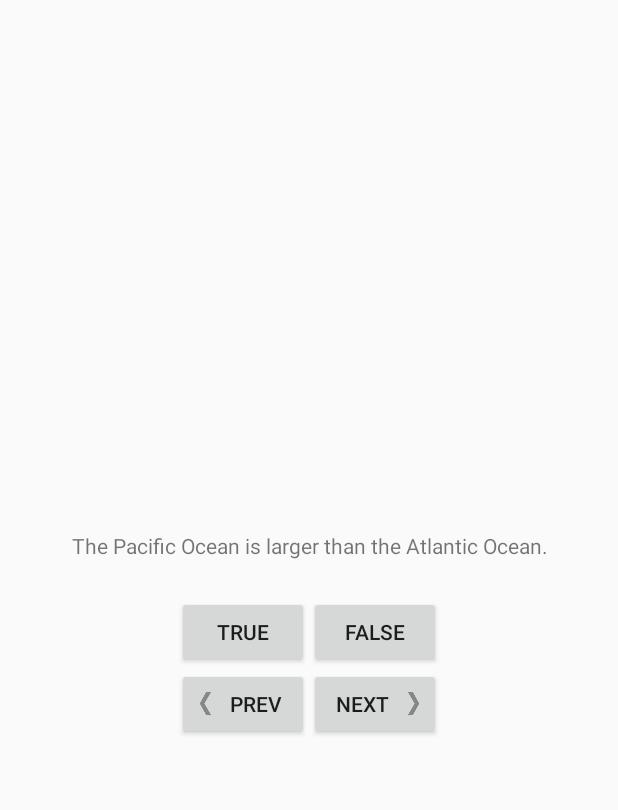
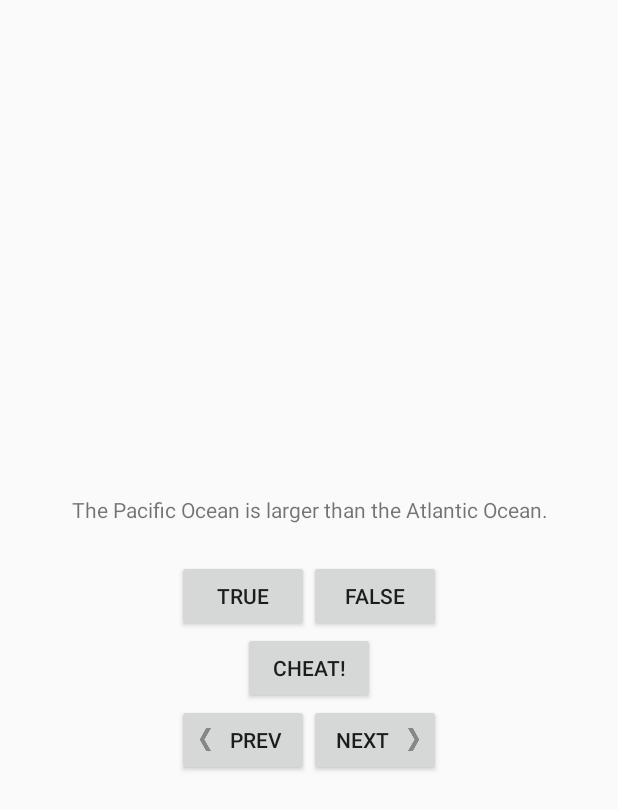
Before and after one commit to pawmot/android-programming, an Android app: the screen it shows after launch (QuizActivity), on a phone screen of 412 x 824 dp. Shown: the top 810 px of the screen. Run offline under Robolectric (Android 15) with nearby library versions, the phone set to English and light mode, and no system bars.

Commit message:
GQ-CHEAT: Add an Activity that allows the user to peek the answer.

```diff
--- a/GeoQuiz/app/src/main/kotlin/com/pawmot/geoquiz/QuizActivity.kt
+++ b/GeoQuiz/app/src/main/kotlin/com/pawmot/geoquiz/QuizActivity.kt
@@ -1,18 +1,22 @@
 package com.pawmot.geoquiz
 
+import android.app.Activity
+import android.content.Intent
 import android.os.Bundle
 import android.support.v7.app.AppCompatActivity
 import android.util.Log
 import android.view.Menu
 import android.view.MenuItem
 import android.widget.Toast
+import com.pawmot.geoquiz.model.Question
 import kotlinx.android.synthetic.main.activity_quiz.*
 
 class QuizActivity : AppCompatActivity() {
 
-    companion object Logging {
+    companion object QuizActivity {
         private val TAG = QuizActivity::class.simpleName
         private val KEY_INDEX = "index"
+        private val REQUEST_CODE_CHEAT = 0
     }
 
     private val questions = arrayOf(
@@ -24,6 +28,8 @@ class QuizActivity : AppCompatActivity() {
     )
 
     private var currentIndex = 0
+
+    private var isCheater = false
 
     public override fun onCreate(savedInstanceState: Bundle?) {
         super.onCreate(savedInstanceState)
@@ -38,8 +44,28 @@ class QuizActivity : AppCompatActivity() {
         prevButton.setOnClickListener { selectPreviousQuestion() }
         nextButton.setOnClickListener { selectNextQuestion() }
         questionTextView.setOnClickListener { selectNextQuestion() }
+        cheatButton.setOnClickListener { startCheatActivity() }
 
         showCurrentQuestionText()
+    }
+
+    override fun onActivityResult(requestCode: Int, resultCode: Int, data: Intent?) {
+        if (resultCode != Activity.RESULT_OK) {
+            return
+        }
+
+        if (requestCode == REQUEST_CODE_CHEAT) {
+            if (data == null) {
+                return
+            }
+
+            isCheater = CheatingActivity.wasAnswerShown(data)
+        }
+    }
+
+    private fun startCheatActivity() {
+        val intent = CheatingActivity.newIntent(this, questions[currentIndex].answer)
+        startActivityForResult(intent, REQUEST_CODE_CHEAT)
     }
 
     override fun onSaveInstanceState(outState: Bundle) {
@@ -63,11 +89,13 @@ class QuizActivity : AppCompatActivity() {
 
     private fun selectPreviousQuestion() {
         currentIndex = (if (currentIndex > 0) currentIndex else questions.size) - 1
+        isCheater = false
         showCurrentQuestionText()
     }
 
     private fun selectNextQuestion() {
         currentIndex = (currentIndex + 1) % questions.size
+        isCheater = false
         showCurrentQuestionText()
     }
 
@@ -79,7 +107,9 @@ class QuizActivity : AppCompatActivity() {
         val answerIsTrue = questions[currentIndex].answer
 
         val messageResId =
-                if (userPressedTrue == answerIsTrue)
+                if (isCheater)
+                    R.string.judgment_toast
+                else if (userPressedTrue == answerIsTrue)
                     R.string.correct_toast
                 else
                     R.string.incorrect_toast
--- a/GeoQuiz/app/src/main/kotlin/com/pawmot/geoquiz/Question.kt
+++ b/GeoQuiz/app/src/main/kotlin/com/pawmot/geoquiz/model/Question.kt
@@ -1,3 +1,3 @@
-package com.pawmot.geoquiz
+package com.pawmot.geoquiz.model
 
 internal data class Question(val textResId: Int, val answer: Boolean)
--- a/GeoQuiz/app/src/main/res/layout-land/activity_quiz.xml
+++ b/GeoQuiz/app/src/main/res/layout-land/activity_quiz.xml
@@ -25,7 +25,7 @@
             android:id="@+id/trueButton"
             android:layout_width="wrap_content"
             android:layout_height="wrap_content"
-            android:text="@string/trueButton"/>
+            android:text="@string/true_button"/>
 
         <Button
             android:id="@+id/falseButton"
@@ -34,6 +34,13 @@
             android:text="@string/false_button" />
 
     </LinearLayout>
+
+    <Button
+        android:id="@+id/cheatButton"
+        android:layout_width="wrap_content"
+        android:layout_height="wrap_content"
+        android:layout_gravity="bottom|center"
+        android:text="@string/cheat_button"/>
 
     <Button
         android:id="@+id/prevButton"
--- a/GeoQuiz/app/src/main/res/layout/activity_quiz.xml
+++ b/GeoQuiz/app/src/main/res/layout/activity_quiz.xml
@@ -29,7 +29,7 @@
             android:id="@+id/trueButton"
             android:layout_width="wrap_content"
             android:layout_height="wrap_content"
-            android:text="@string/trueButton"/>
+            android:text="@string/true_button"/>
 
         <Button
             android:id="@+id/falseButton"
@@ -38,6 +38,12 @@
             android:text="@string/false_button" />
 
     </LinearLayout>
+
+    <Button
+        android:id="@+id/cheatButton"
+        android:layout_width="wrap_content"
+        android:layout_height="wrap_content"
+        android:text="@string/cheat_button"/>
 
     <LinearLayout
         android:layout_width="wrap_content"
--- a/GeoQuiz/app/src/main/res/values/strings.xml
+++ b/GeoQuiz/app/src/main/res/values/strings.xml
@@ -1,6 +1,6 @@
 <resources>
     <string name="app_name">GeoQuiz</string>
-    <string name="trueButton">True</string>
+    <string name="true_button">True</string>
     <string name="false_button">False</string>
     <string name="action_settings">Settings</string>
     <string name="correct_toast">Correct!</string>
@@ -12,4 +12,9 @@
     <string name="question_africa">The source of the Nile River is in Egypt.</string>
     <string name="question_americas">The Amazon River is the longest river in the Americas.</string>
     <string name="question_asia">Lake Baikal is the world\'s oldest and deepest freshwater lake.</string>
+    <string name="warning_text">Are you sure you want to do this?</string>
+    <string name="show_answer_button">Show Answer</string>
+    <string name="cheat_button">Cheat!</string>
+    <string name="judgment_toast">Cheating is wrong.</string>
+    <string name="title_activity_cheat">Cheat</string>
 </resources>
```
Also changed, not shown: GeoQuiz/app/src/main/AndroidManifest.xml (+8 -4 lines), GeoQuiz/app/src/main/kotlin/com/pawmot/geoquiz/CheatingActivity.kt (added, +89 -0 lines), GeoQuiz/app/src/main/res/layout/activity_cheating.xml (added, +30 -0 lines).
